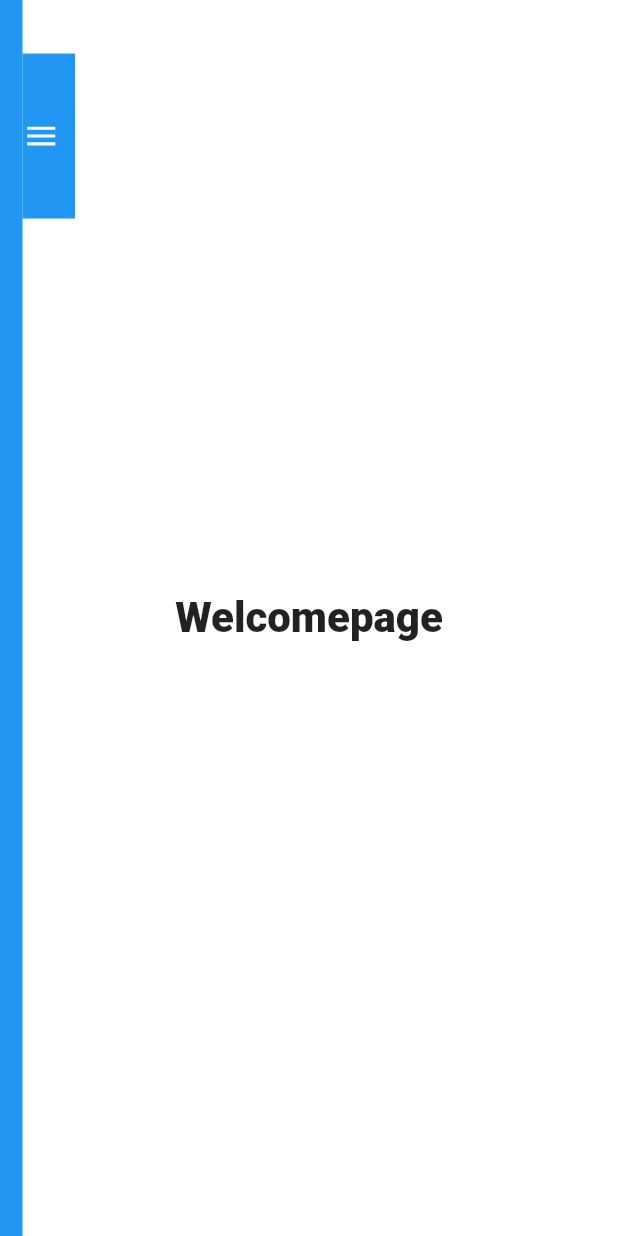
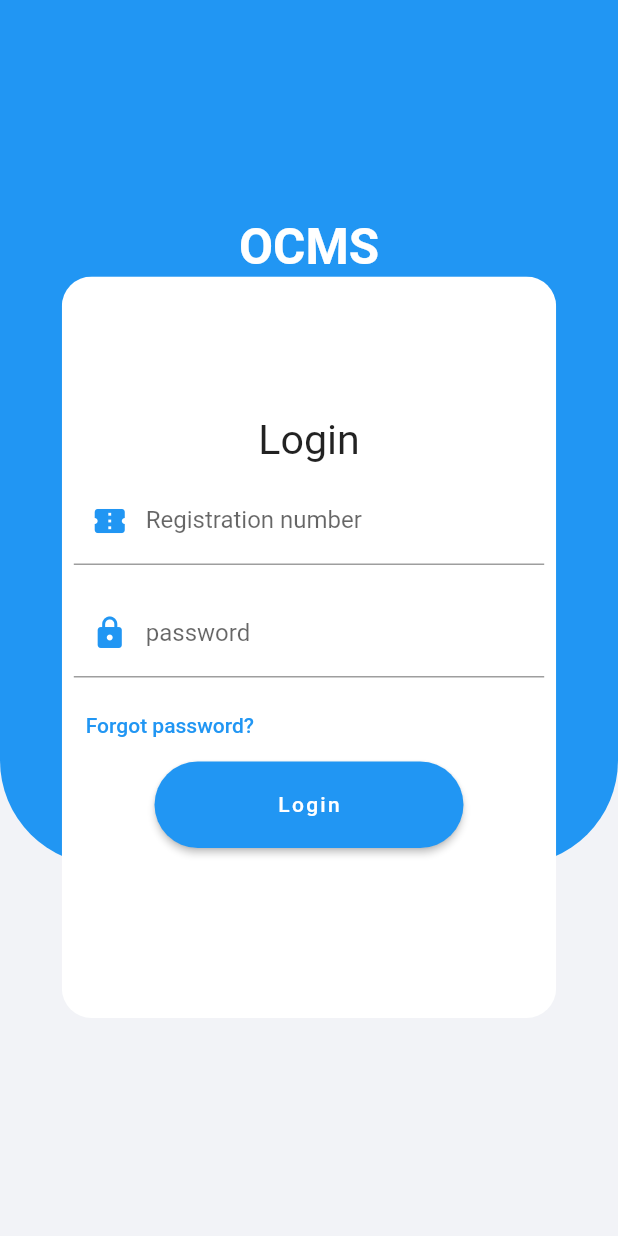
Before and after one commit to arthur-cmd/Clearence-Mobile-Application, a Flutter app: the screen it shows after launch, on a phone screen of 412 x 824 dp. Run offline on Flutter 3.47's test engine with Material 2 defaults, Android fonts, the phone set to English and light mode, and no system bars; our stand-ins replace bloc, flutter_bloc, rxdart.

Commit message:
login page addition to the system

```diff
--- a/lib/bloc navigation/navigation_block.dart
+++ b/lib/bloc navigation/navigation_block.dart
@@ -5,6 +5,7 @@ import 'package:ocms/pages/homepage.dart';
 import 'package:ocms/pages/Welcome.dart';
 import '../pages/ClearencePage.dart';
 import '../pages/StatusPage.dart';
+import '../pages/settings.dart';
 //import '../sidebar_layout/SideBarLayout.dart';
 
 enum NavigationEvents {
@@ -12,6 +13,7 @@ enum NavigationEvents {
   ClearenceClickedEvent,
   StatusClickedEvent,
   WelcomeClickedEvent,
+  SettingClickedEvent,
 }
 
 abstract class NavigationStates {}
@@ -43,6 +45,10 @@ class NavigationBloc extends Bloc<NavigationEvents, NavigationStates> {
         yield Welcomepage();
 
         break;
+
+      case NavigationEvents.SettingClickedEvent:
+        yield Settingspage();
+        break;
       default:
     }
   }
--- a/lib/main.dart
+++ b/lib/main.dart
@@ -9,8 +9,9 @@ class MyApp extends StatelessWidget {
     return MaterialApp(
       title: 'ocm',
       debugShowCheckedModeBanner: false,
-      home: SideBarLayout(),
-      theme: ThemeData(scaffoldBackgroundColor: Colors.white,primaryColor: Colors.white),
+      home: Loginpage(), //SideBarLayout(),
+      theme: ThemeData(
+          scaffoldBackgroundColor: Colors.white, primaryColor: Colors.white),
     );
   }
 }
@@ -26,3 +27,191 @@ class _MyHomePageState extends State<MyHomePage> {
     return Scaffold();
   }
 }
+
+class Loginpage extends StatefulWidget {
+  const Loginpage({Key? key}) : super(key: key);
+
+  @override
+  State<Loginpage> createState() => _LoginpageState();
+}
+
+class _LoginpageState extends State<Loginpage> {
+  String regno = "", password = "";
+  Widget _buildLogo() {
+    return Row(
+      mainAxisAlignment: MainAxisAlignment.center,
+      children: <Widget>[
+        Text(
+          'OCMS',
+          style: TextStyle(
+              fontSize: MediaQuery.of(context).size.height / 25,
+              fontWeight: FontWeight.bold,
+              color: Colors.white),
+        ),
+      ],
+    );
+  }
+
+  Widget _buildPasswordRow() {
+    return Padding(
+      padding: EdgeInsets.all(8),
+      child: TextFormField(
+        keyboardType: TextInputType.text,
+        onChanged: (value) {
+          setState(() {
+            password = value;
+          });
+        },
+        decoration: InputDecoration(
+            prefixIcon: Icon(
+              Icons.lock,
+              color: Colors.blue,
+            ),
+            labelText: 'password'),
+      ),
+    );
+  }
+
+  Widget _buildForgetPaswordButton() {
+    return Row(
+      mainAxisAlignment: MainAxisAlignment.start,
+      crossAxisAlignment: CrossAxisAlignment.start,
+      children: <Widget>[
+        FlatButton(
+          onPressed: () {},
+          child: Text(
+            'Forgot password?',
+            style: TextStyle(color: Colors.blue),
+          ),
+        ),
+      ],
+    );
+  }
+
+  Widget _buildLoginButton() {
+    return Row(
+      mainAxisAlignment: MainAxisAlignment.center,
+      children: <Widget>[
+        Container(
+          height: 1.4 * (MediaQuery.of(context).size.height / 20),
+          width: 5 * (MediaQuery.of(context).size.width / 10),
+          margin: EdgeInsets.only(bottom: 20),
+          child: RaisedButton(
+            shape: RoundedRectangleBorder(
+                borderRadius: BorderRadius.circular(30.0)),
+            color: Colors.blue,
+            onPressed: () {
+              Navigator.pushReplacement(
+                context,
+                MaterialPageRoute(builder: (context) => SideBarLayout()),
+              );
+            },
+            child: Text(
+              'Login',
+              style: TextStyle(
+                color: Colors.white,
+                letterSpacing: 1.5,
+              ),
+            ),
+          ),
+        )
+      ],
+    );
+  }
+
+  Widget _buildEmailRow() {
+    return Padding(
+      padding: EdgeInsets.all(8),
+      child: TextFormField(
+        keyboardType: TextInputType.text,
+        onChanged: (value) {
+          setState(() {
+            regno = value;
+          });
+        },
+        decoration: InputDecoration(
+            prefixIcon: Icon(
+              Icons.confirmation_number,
+              color: Colors.blue,
+            ),
+            labelText: 'Registration number'),
+      ),
+    );
+  }
+
+  Widget _buildContainer() {
+    return Row(
+      mainAxisAlignment: MainAxisAlignment.center,
+      // ignore: prefer_const_literals_to_create_immutables
+      children: <Widget>[
+        ClipRRect(
+          borderRadius: BorderRadius.all(Radius.circular(20)),
+          child: Container(
+            height: MediaQuery.of(context).size.height * 0.6,
+            width: MediaQuery.of(context).size.width * 0.8,
+            decoration: BoxDecoration(color: Colors.white),
+            child: Column(
+              mainAxisAlignment: MainAxisAlignment.center,
+              crossAxisAlignment: CrossAxisAlignment.center,
+              children: <Widget>[
+                Row(
+                  mainAxisAlignment: MainAxisAlignment.center,
+                  // ignore: prefer_const_literals_to_create_immutables
+                  children: <Widget>[
+                    Text(
+                      "Login",
+                      style: TextStyle(
+                          fontSize: MediaQuery.of(context).size.height / 30),
+                    ),
+                  ],
+                ),
+                _buildEmailRow(),
+                _buildPasswordRow(),
+                _buildForgetPaswordButton(),
+                _buildLoginButton(),
+                //Text(
+                //"Make sure you have an existing account from aris",
+                //style: TextStyle(
+                //fontWeight: FontWeight.bold,
+                //fontSize: MediaQuery.of(context).size.height / 40,
+                //color: Colors.black),
+                // )
+              ],
+            ),
+          ),
+        )
+      ],
+    );
+  }
+
+  @override
+  Widget build(BuildContext context) {
+    return SafeArea(
+      child: Scaffold(
+          backgroundColor: Color(0xfff2f3f7),
+          body: Stack(
+            children: <Widget>[
+              Container(
+                height: MediaQuery.of(context).size.height * 0.7,
+                width: MediaQuery.of(context).size.width,
+                child: Container(
+                  decoration: BoxDecoration(
+                      color: Colors.blue,
+                      borderRadius: BorderRadius.only(
+                        bottomLeft: const Radius.circular(70),
+                        bottomRight: const Radius.circular(70),
+                      )),
+                ),
+              ),
+              Column(
+                mainAxisAlignment: MainAxisAlignment.center,
+                children: <Widget>[
+                  _buildLogo(),
+                  _buildContainer(),
+                ],
+              ),
+            ],
+          )),
+    );
+  }
+}
--- a/lib/pages/homepage.dart
+++ b/lib/pages/homepage.dart
@@ -17,7 +17,7 @@ class _HomepageState extends State<Homepage> {
   final GlobalKey<FormState> _formKey = GlobalKey<FormState>();
   Widget BuildName() {
     return TextFormField(
-      decoration: InputDecoration(labelText: 'name'),
+      decoration: InputDecoration(labelText: '     name'),
       validator: (String? value) {
         if (value == null || value.isEmpty) {
           return 'enter your name';
@@ -31,7 +31,7 @@ class _HomepageState extends State<Homepage> {
 
   Widget BuildReg() {
     return TextFormField(
-      decoration: InputDecoration(labelText: 'Registration number'),
+      decoration: InputDecoration(labelText: '     Registration number'),
       validator: (String? value) {
         if (value == null || value.isEmpty) {
           return 'enter your registration number';
@@ -43,9 +43,11 @@ class _HomepageState extends State<Homepage> {
     );
   }
 
+
+
   Widget BuildRoom() {
     return TextFormField(
-      decoration: InputDecoration(labelText: 'Room'),
+      decoration: InputDecoration(labelText: '     Room'),
       validator: (String? value) {
         if (value == null || value.isEmpty) {
           return 'enter your room number';
@@ -59,7 +61,7 @@ class _HomepageState extends State<Homepage> {
 
   Widget BuildProgramme() {
     return TextFormField(
-      decoration: InputDecoration(labelText: 'Programme'),
+      decoration: InputDecoration(labelText: '    Programme'),
       validator: (String? value) {
         if (value == null || value.isEmpty) {
           return 'enter your programme';
@@ -73,7 +75,7 @@ class _HomepageState extends State<Homepage> {
 
   Widget BuildHall() {
     return TextFormField(
-      decoration: InputDecoration(labelText: 'Hall'),
+      decoration: InputDecoration(labelText: '      Hall'),
       validator: (String? value) {
         if (value == null || value.isEmpty) {
           return 'enter your hall of residency';
@@ -87,7 +89,7 @@ class _HomepageState extends State<Homepage> {
 
   Widget BuildSponsor() {
     return TextFormField(
-      decoration: InputDecoration(labelText: 'Sponsor'),
+      decoration: InputDecoration(labelText: '       Sponsor'),
       validator: (String? value) {
         if (value == null || value.isEmpty) {
           return 'enter your sponsor name';
@@ -101,8 +103,8 @@ class _HomepageState extends State<Homepage> {
 
   @override
   Widget build(BuildContext context) {
-    return Scaffold(
-      body: Container(
+    return Center(
+      child: Container(
           child: Form(
         key: _formKey,
         child: Column(
--- /dev/null
+++ b/lib/pages/settings.dart
@@ -0,0 +1,27 @@
+import 'package:flutter/material.dart';
+import 'package:ocms/bloc%20navigation/navigation_block.dart';
+import 'package:ocms/main.dart';
+
+class Settingspage extends StatelessWidget with NavigationStates {
+  @override
+  Widget build(BuildContext context) {
+    return Center(
+        child: RaisedButton(
+      shape: RoundedRectangleBorder(borderRadius: BorderRadius.circular(30.0)),
+      color: Colors.blue,
+      onPressed: () {
+        Navigator.pushReplacement(
+          context,
+          MaterialPageRoute(builder: (context) => Loginpage()),
+        );
+      },
+      child: Text(
+        'Logout',
+        style: TextStyle(
+          color: Colors.white,
+          letterSpacing: 1.5,
+        ),
+      ),
+    ));
+  }
+}
--- a/lib/sidebar_layout/SideBar.dart
+++ b/lib/sidebar_layout/SideBar.dart
@@ -136,14 +136,7 @@ class _SideBarState extends State<SideBar>
                               .add(NavigationEvents.HomepageClickedEvent);
                         },
                       ),
-                      MenuItem(
-                          icon: Icons.graphic_eq,
-                          title: 'Notifications',
-                          onTap: () {
-                            onIconPressed();
-                            BlocProvider.of<NavigationBloc>(context)
-                                .add(NavigationEvents.StatusClickedEvent);
-                          }),
+
                       MenuItem(
                           icon: Icons.fact_check,
                           title: 'Clearence progress',
@@ -159,23 +152,32 @@ class _SideBarState extends State<SideBar>
                         indent: 32,
                         endIndent: 32,
                       ),
+
+                      MenuItem(
+                          icon: Icons.graphic_eq,
+                          title: 'Notifications',
+                          onTap: () {
+                            onIconPressed();
+                            BlocProvider.of<NavigationBloc>(context)
+                                .add(NavigationEvents.StatusClickedEvent);
+                          }),
                       MenuItem(
                         icon: Icons.settings,
                         title: 'Settings',
                         onTap: () {
                           onIconPressed();
                           BlocProvider.of<NavigationBloc>(context)
-                              .add(NavigationEvents.HomepageClickedEvent);
+                              .add(NavigationEvents.SettingClickedEvent);
                         },
                       ),
-                      MenuItem(
-                          icon: Icons.exit_to_app,
-                          title: 'Logout',
-                          onTap: () {
-                            onIconPressed();
-                            BlocProvider.of<NavigationBloc>(context)
-                                .add(NavigationEvents.HomepageClickedEvent);
-                          }),
+                      //MenuItem(
+                      //icon: Icons.exit_to_app,
+                      //title: 'Logout',
+                      //onTap: () {
+                      //onIconPressed();
+                      //BlocProvider.of<NavigationBloc>(context)
+                      //.add(NavigationEvents.HomepageClickedEvent);
+                      //}),
                     ],
                   ),
                 ),
--- a/ocms/pubspec.yaml
+++ b/ocms/pubspec.yaml
@@ -34,6 +34,7 @@ dependencies:
   # The following adds the Cupertino Icons font to your application.
   # Use with the CupertinoIcons class for iOS style icons.
   cupertino_icons: ^1.0.2
+
 
 dev_dependencies:
   flutter_test:
--- a/pubspec.yaml
+++ b/pubspec.yaml
@@ -34,6 +34,7 @@ dependencies:
   # The following adds the Cupertino Icons font to your application.
   # Use with the CupertinoIcons class for iOS style icons.
   cupertino_icons: ^1.0.2
+
   rxdart: ^0.27.3
   flutter_bloc: ^7.2.0
 dev_dependencies:
```
